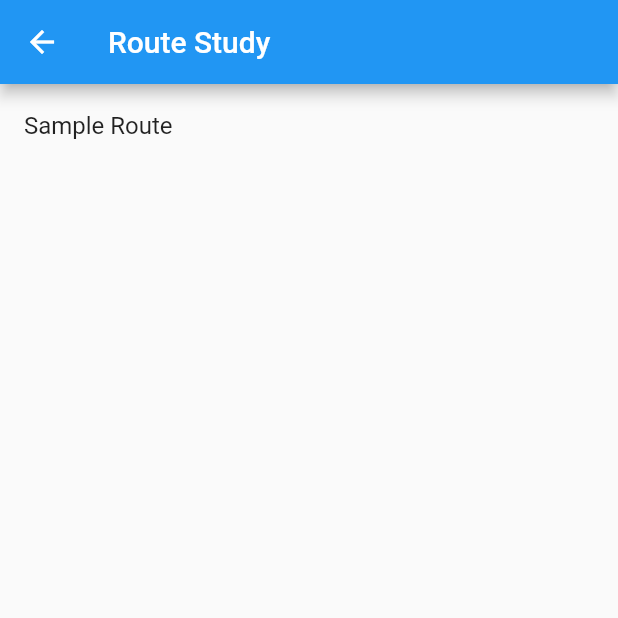
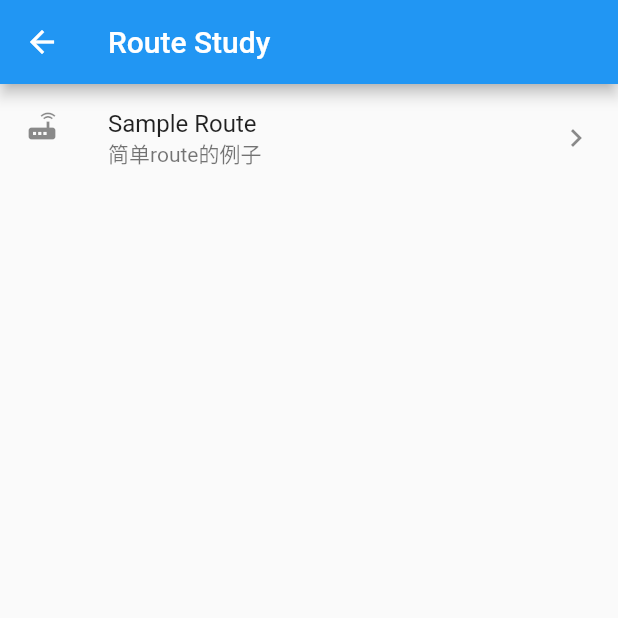
Before and after one commit to Rex-Man/flutterStudy, a Flutter app: the RouteStudy screen opened directly, on a phone screen of 412 x 824 dp, the top half of it. Run offline on Flutter 3.47's test engine with Material 2 defaults, Android fonts, the phone set to English and light mode, and no system bars.

Commit message:
添加sample 页面list的icon

```diff
--- a/lib/RouteStudy/route_list.dart
+++ b/lib/RouteStudy/route_list.dart
@@ -11,7 +11,10 @@ class RouteStudy extends StatelessWidget {
       ),
       body: ListView(children: [
         ListTile(
+            leading: Icon(Icons.router),
             title: Text("Sample Route"),
+            subtitle:Text("简单route的例子"),
+            trailing: new Icon(Icons.keyboard_arrow_right),
             onTap: () {
               Navigator.of(context)
                   .push(MaterialPageRoute(builder: (context) => SampleRoute()));
```
